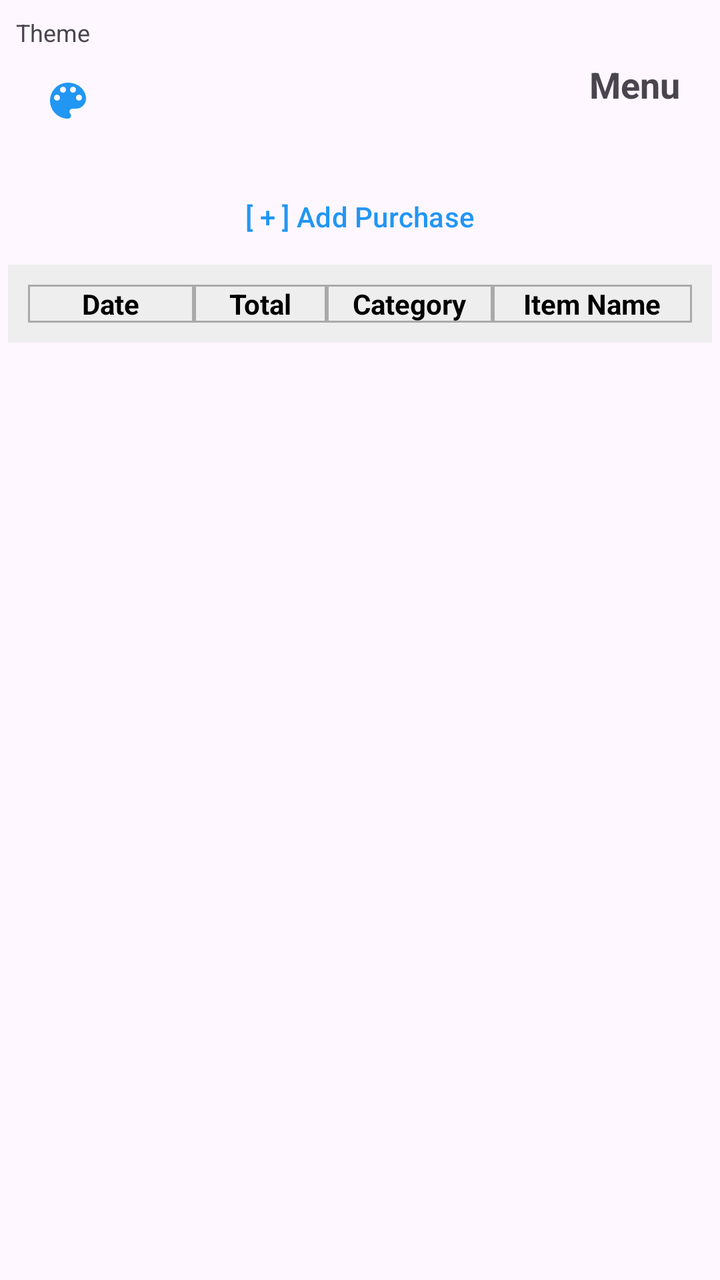
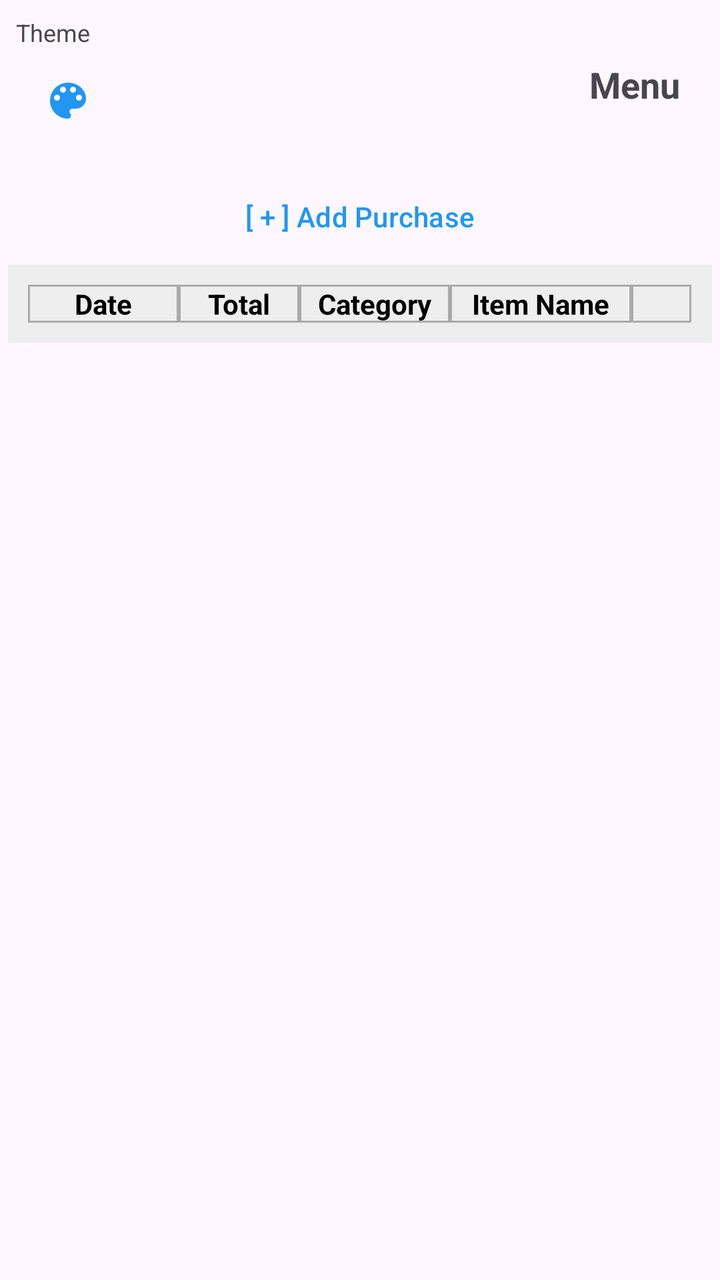

Two renders of the same Android screen: before a commit and after it. Below are the layout's source before the change and the commit's diff.
<!-- AndroidManifest.xml: application theme Theme.IWB303 -->
<!-- res/layout/activity_main.xml -->
<?xml version="1.0" encoding="utf-8"?>
<androidx.constraintlayout.widget.ConstraintLayout xmlns:android="http://schemas.android.com/apk/res/android"
    xmlns:app="http://schemas.android.com/apk/res-auto"
    xmlns:tools="http://schemas.android.com/tools"
    android:id="@+id/main_layout"
    android:layout_width="match_parent"
    android:layout_height="match_parent">

    <androidx.constraintlayout.widget.ConstraintLayout
        android:layout_width="match_parent"
        android:layout_height="match_parent"
        tools:context=".MainActivity">

        
        <RelativeLayout
            android:id="@+id/layoutTopBar"
            android:layout_width="match_parent"
            android:layout_height="wrap_content"
            android:padding="8dp"
            app:layout_constraintTop_toTopOf="parent">

            <LinearLayout
                android:layout_width="wrap_content"
                android:layout_height="wrap_content"
                android:orientation="vertical"
                android:layout_alignParentStart="true"
                android:layout_centerVertical="true">

                <TextView
                    android:layout_width="wrap_content"
                    android:layout_height="wrap_content"
                    android:text="Theme"
                    android:textSize="12sp" />
                <com.google.android.material.button.MaterialButton
                    android:id="@+id/btnThemePicker"
                    style="@style/Widget.Material3.Button.IconButton"
                    android:layout_width="wrap_content"
                    android:layout_height="wrap_content"
                    app:icon="@drawable/ic_theme"
                    app:iconSize="24dp" />
            </LinearLayout>

            <TextView
                android:id="@+id/btnMenu"
                android:layout_width="wrap_content"
                android:layout_height="wrap_content"
                android:layout_alignParentEnd="true"
                android:layout_centerVertical="true"
                android:text="Menu"
                android:textSize="18sp"
                android:textStyle="bold"
                android:padding="12dp"
                android:clickable="true"
                android:focusable="true"
                android:background="?attr/selectableItemBackground" />

        </RelativeLayout>

        
        <Button
            android:id="@+id/btnAddPurchaseLabel"
            style="@style/Widget.Material3.Button.TextButton"
            android:layout_width="wrap_content"
            android:layout_height="wrap_content"
            android:text="[ + ] Add Purchase"
            android:textAllCaps="false"
            app:layout_constraintEnd_toEndOf="parent"
            app:layout_constraintStart_toStartOf="parent"
            app:layout_constraintTop_toBottomOf="@id/layoutTopBar" />

        
        <LinearLayout
            android:id="@+id/layoutHeaders"
            android:layout_width="match_parent"
            android:layout_height="wrap_content"
            android:background="#EEEEEE"
            android:orientation="horizontal"
            android:padding="10dp"
            android:layout_marginHorizontal="4dp"
            app:layout_constraintTop_toBottomOf="@id/btnAddPurchaseLabel">

            <TextView
                android:layout_width="0dp"
                android:layout_height="wrap_content"
                android:layout_weight="1"
                android:gravity="center"
                android:text="Date"
                android:textColor="#000000"
                android:textStyle="bold"
                android:background="@drawable/table_border"/>

            <TextView
                android:layout_width="0dp"
                android:layout_height="wrap_content"
                android:layout_weight="0.8"
                android:gravity="center"
                android:text="Total"
                android:textColor="#000000"
                android:textStyle="bold"
                android:background="@drawable/table_border"/>

            <TextView
                android:layout_width="0dp"
                android:layout_height="wrap_content"
                android:layout_weight="1"
                android:gravity="center"
                android:text="Category"
                android:textColor="#000000"
                android:textStyle="bold"
                android:background="@drawable/table_border"/>

            <TextView
                android:layout_width="0dp"
                android:layout_height="wrap_content"
                android:layout_weight="1.2"
                android:gravity="center"
                android:text="Item Name"
                android:textColor="#000000"
                android:textStyle="bold"
                android:background="@drawable/table_border"/>
        </LinearLayout>

        
        <androidx.recyclerview.widget.RecyclerView
            android:id="@+id/recyclerViewPurchases"
            android:layout_width="match_parent"
            android:layout_height="0dp"
            android:layout_marginHorizontal="4dp"
            app:layout_constraintBottom_toBottomOf="parent"
            app:layout_constraintTop_toBottomOf="@id/layoutHeaders" />

    </androidx.constraintlayout.widget.ConstraintLayout>
</androidx.constraintlayout.widget.ConstraintLayout>
<!-- resources referenced by this layout -->
<resources>
  <!-- drawable ic_theme (drawable) -->
  <vector xmlns:android="http://schemas.android.com/apk/res/android"
      android:width="24dp"
      android:height="24dp"
      android:viewportWidth="24"
      android:viewportHeight="24"
      android:tint="?attr/colorControlNormal">
    <path
        android:fillColor="@android:color/white"
        android:pathData="M12,3c-4.97,0 -9,4.03 -9,9s4.03,9 9,9c0.83,0 1.5,-0.67 1.5,-1.5 0,-0.39 -0.15,-0.75 -0.39,-1.01 -0.23,-0.26 -0.38,-0.61 -0.38,-0.99 0,-0.83 0.67,-1.5 1.5,-1.5H16c2.76,0 5,-2.24 5,-5 0,-4.42 -4.03,-8 -9,-8zM6.5,12c-0.83,0 -1.5,-0.67 -1.5,-1.5S5.67,9 6.5,9 8,9.67 8,10.5 7.33,12 6.5,12zM9.5,8C8.67,8 8,7.33 8,6.5S8.67,5 9.5,5s1.5,0.67 1.5,1.5S10.33,8 9.5,8zM14.5,8c-0.83,0 -1.5,-0.67 -1.5,-1.5S13.67,5 14.5,5s1.5,0.67 1.5,1.5S15.33,8 14.5,8zM17.5,12c-0.83,0 -1.5,-0.67 -1.5,-1.5s0.67,-1.5 1.5,-1.5 1.5,0.67 1.5,1.5 -0.67,1.5 -1.5,1.5z"/>
  </vector>
  <!-- drawable table_border (drawable) -->
  <?xml version="1.0" encoding="utf-8"?>
  <layer-list xmlns:android="http://schemas.android.com/apk/res/android">
      
      <item>
          <shape>
              <stroke android:width="1dp" android:color="#AAAAAA" />
              <solid android:color="@android:color/transparent" />
          </shape>
      </item>
  </layer-list>
  <style name="Theme.IWB303" parent="Base.Theme.IWB303" />
  <style name="Base.Theme.IWB303" parent="Theme.Material3.DayNight.NoActionBar">
          
          <item name="colorPrimary">@color/primary_light</item>
          <item name="colorPrimaryVariant">@color/primary_dark_light</item>
          <item name="colorSecondary">@color/accent_light</item>
  
          
          <item name="android:datePickerDialogTheme">@style/CustomDatePickerDialogTheme</item>
  
          
          <item name="android:statusBarColor">?attr/colorPrimaryVariant</item>
      </style>
  <color name="primary_light">#2196F3</color>
  <color name="primary_dark_light">#1976D2</color>
  <color name="accent_light">#FF4081</color>
  <style name="CustomDatePickerDialogTheme" parent="Theme.Material3.DayNight.Dialog">
          
          <item name="colorPrimary">?attr/colorPrimary</item>
          <item name="colorAccent">?attr/colorPrimary</item>
          <item name="android:headerBackground">?attr/colorPrimary</item>
          <item name="android:numbersTextColor">?attr/colorPrimary</item>
          <item name="android:buttonBarPositiveButtonStyle">@style/DatePickerButtonStyle</item>
          <item name="android:buttonBarNegativeButtonStyle">@style/DatePickerButtonStyle</item>
      </style>
  <style name="DatePickerButtonStyle" parent="Widget.Material3.Button.TextButton">
          <item name="android:textColor">?attr/colorPrimary</item>
      </style>
</resources>

<!-- the commit's change to res/layout/activity_main.xml (unified diff, before → after) -->
@@ -118,6 +118,14 @@
                 android:textColor="#000000"
                 android:textStyle="bold"
                 android:background="@drawable/table_border"/>
+
+            <TextView
+                android:layout_width="0dp"
+                android:layout_height="wrap_content"
+                android:layout_weight="0.4"
+                android:gravity="center"
+                android:text=""
+                android:background="@drawable/table_border"/>
         </LinearLayout>
 
         
